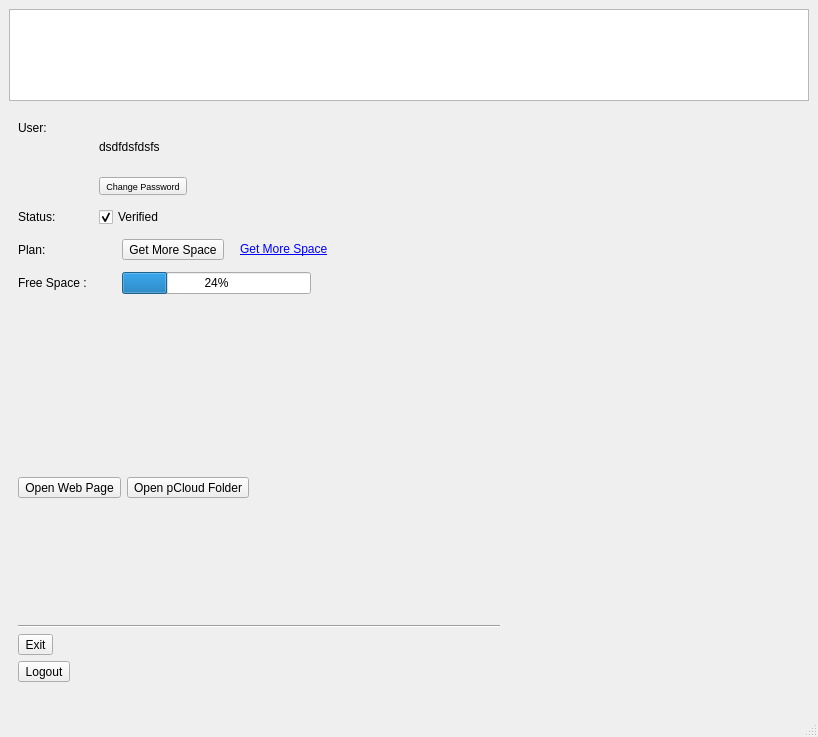
First picture: the form in pCloud/pcloudwindow.ui, repository pcloudcom/pfs-gui, before the edit.
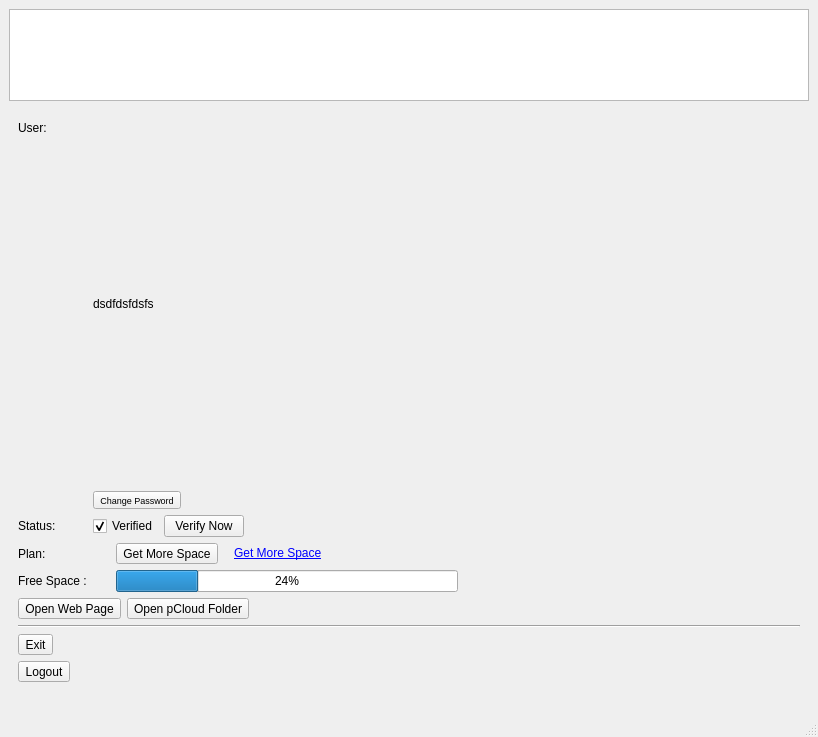
Second picture: the form after the edit. The open tabs and pages were chosen to show the change. Icons and pictures are not drawn.

```diff
--- a/pCloud/pcloudwindow.ui
+++ b/pCloud/pcloudwindow.ui
@@ -162,24 +162,15 @@
       <widget class="QWidget" name="pageAccntLogged">
        <property name="maximumSize">
         <size>
-         <width>500</width>
+         <width>16777215</width>
          <height>16777215</height>
         </size>
        </property>
-       <layout class="QHBoxLayout" name="horizontalLayout_4">
+       <layout class="QHBoxLayout" name="horizontalLayout_18">
         <item>
-         <layout class="QVBoxLayout" name="verticalLayout_6">
+         <layout class="QVBoxLayout" name="verticalLayout_6" stretch="4,0,0">
           <item>
-           <layout class="QFormLayout" name="formLayout_3">
-            <property name="fieldGrowthPolicy">
-             <enum>QFormLayout::AllNonFixedFieldsGrow</enum>
-            </property>
-            <property name="horizontalSpacing">
-             <number>12</number>
-            </property>
-            <property name="verticalSpacing">
-             <number>12</number>
-            </property>
+           <layout class="QFormLayout" name="formLayout">
             <item row="0" column="0">
              <widget class="QLabel" name="label_user">
               <property name="text">
@@ -227,22 +218,52 @@
              </widget>
             </item>
             <item row="1" column="1">
-             <widget class="QCheckBox" name="checkBoxVerified">
-              <property name="layoutDirection">
-               <enum>Qt::LeftToRight</enum>
-              </property>
-              <property name="text">
-               <string>Verified</string>
-              </property>
-              <property name="checked">
-               <bool>true</bool>
-              </property>
-             </widget>
+             <layout class="QHBoxLayout" name="horizontalLayout_4">
+              <item>
+               <widget class="QCheckBox" name="checkBoxVerified">
+                <property name="layoutDirection">
+                 <enum>Qt::LeftToRight</enum>
+                </property>
+                <property name="text">
+                 <string>Verified</string>
+                </property>
+                <property name="checked">
+                 <bool>true</bool>
+                </property>
+               </widget>
+              </item>
+              <item>
+               <widget class="QPushButton" name="btnVerify">
+                <property name="text">
+                 <string>Verify Now</string>
+                </property>
+                <property name="default">
+                 <bool>false</bool>
+                </property>
+                <property name="flat">
+                 <bool>false</bool>
+                </property>
+               </widget>
+              </item>
+              <item>
+               <spacer name="horizontalSpacer_15">
+                <property name="orientation">
+                 <enum>Qt::Horizontal</enum>
+                </property>
+                <property name="sizeHint" stdset="0">
+                 <size>
+                  <width>40</width>
+                  <height>20</height>
+                 </size>
+                </property>
+               </spacer>
+              </item>
+             </layout>
             </item>
-            <item row="4" column="0">
-             <widget class="QLabel" name="label_freeSpace">
+            <item row="2" column="0">
+             <widget class="QLabel" name="label_plan">
               <property name="text">
-               <string>Free Space :</string>
+               <string>Plan:</string>
               </property>
              </widget>
             </item>
@@ -287,14 +308,14 @@
               </item>
              </layout>
             </item>
-            <item row="2" column="0">
-             <widget class="QLabel" name="label_plan">
+            <item row="3" column="0">
+             <widget class="QLabel" name="label_freeSpace">
               <property name="text">
-               <string>Plan:</string>
+               <string>Free Space :</string>
               </property>
              </widget>
             </item>
-            <item row="4" column="1">
+            <item row="3" column="1">
              <layout class="QHBoxLayout" name="horizontalLayout_8">
               <property name="spacing">
                <number>16</number>
@@ -330,19 +351,6 @@
             </item>
            </layout>
           </item>
-          <item>
-           <spacer name="verticalSpacer_6">
-            <property name="orientation">
-             <enum>Qt::Vertical</enum>
-            </property>
-            <property name="sizeHint" stdset="0">
-             <size>
-              <width>20</width>
-              <height>173</height>
-             </size>
-            </property>
-           </spacer>
-          </item>
           <item>
            <layout class="QHBoxLayout" name="horizontalLayout_9">
             <item>
@@ -390,19 +398,6 @@
           </item>
           <item>
            <layout class="QVBoxLayout" name="verticalLayout_5">
-            <item>
-             <spacer name="verticalSpacer_3">
-              <property name="orientation">
-               <enum>Qt::Vertical</enum>
-              </property>
-              <property name="sizeHint" stdset="0">
-               <size>
-                <width>20</width>
-                <height>88</height>
-               </size>
-              </property>
-             </spacer>
-            </item>
             <item>
              <widget class="Line" name="line_2">
               <property name="orientation">
```
Left out of the diff: 2 changed lines with no effect on the pictures.
